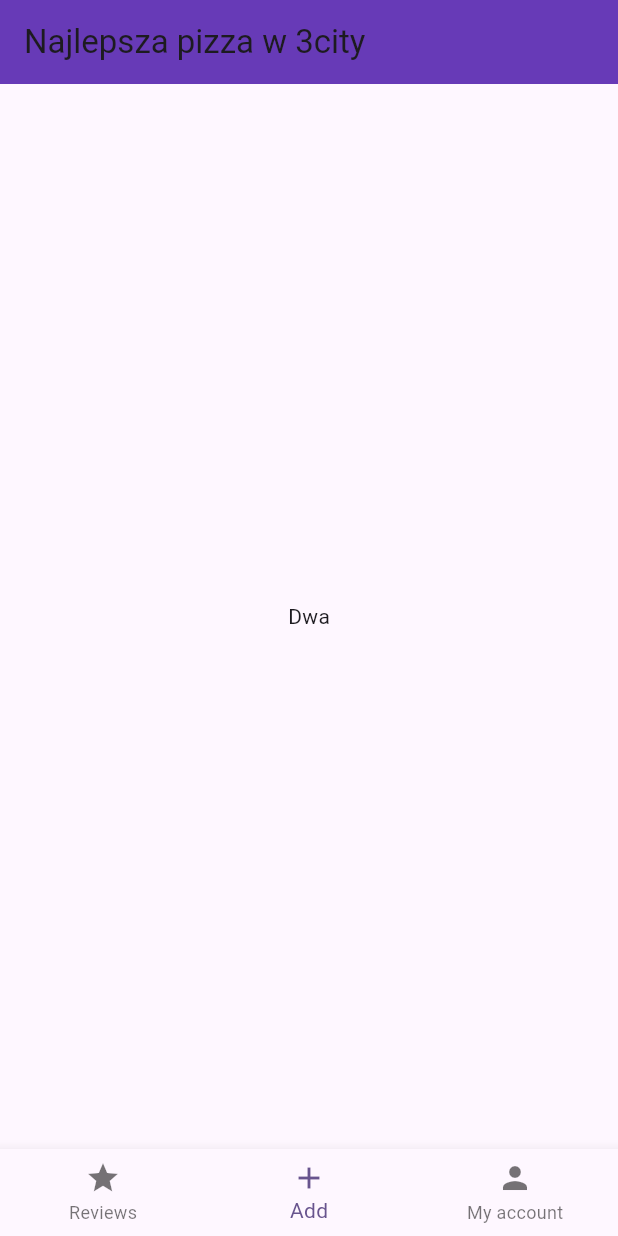
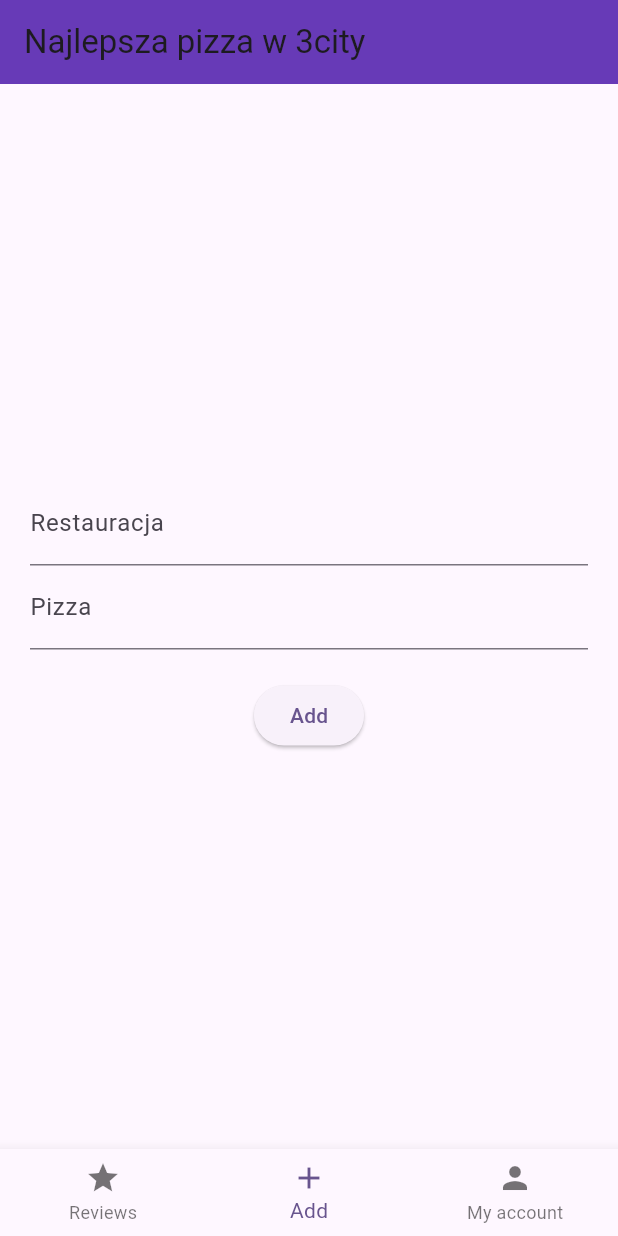
Before and after one commit to lechsebastian/best_pizza_3city, a Flutter app: the screen it shows once a user with an empty profile is signed in, item 2 of the bottom bar chosen, on a phone screen of 412 x 824 dp. Run offline on Flutter 3.47's test engine with Material 2 defaults, Android fonts, the phone set to English and light mode, and no system bars; our stand-ins replace cloud_firestore, firebase_auth, firebase_core; accounts and stored records are empty.

Commit message:
Implement adding restaurants

```diff
--- a/lib/app/home/add_opinion/add_opinion_page_content.dart
+++ b/lib/app/home/add_opinion/add_opinion_page_content.dart
@@ -1,15 +1,62 @@
+import 'package:cloud_firestore/cloud_firestore.dart';
 import 'package:flutter/material.dart';
 
-class AddOpinionPageContent extends StatelessWidget {
+class AddOpinionPageContent extends StatefulWidget {
   const AddOpinionPageContent({
     super.key,
   });
 
   @override
+  State<AddOpinionPageContent> createState() => _AddOpinionPageContentState();
+}
+
+class _AddOpinionPageContentState extends State<AddOpinionPageContent> {
+  var restaurantsName = '';
+  var pizzaName = '';
+
+  @override
   Widget build(BuildContext context) {
-    return const Scaffold(
-      body: Center(
-        child: Text('Dwa'),
+    return Center(
+      child: Padding(
+        padding: const EdgeInsets.all(20.0),
+        child: Column(
+          mainAxisAlignment: MainAxisAlignment.center,
+          children: [
+            TextField(
+              decoration: const InputDecoration(
+                label: Text('Restauracja'),
+              ),
+              onChanged: (value) {
+                setState(() {
+                  restaurantsName = value;
+                });
+              },
+            ),
+            TextField(
+              decoration: const InputDecoration(
+                label: Text('Pizza'),
+              ),
+              onChanged: (value) {
+                setState(() {
+                  pizzaName = value;
+                });
+              },
+            ),
+            const SizedBox(height: 20),
+            ElevatedButton(
+              onPressed: () {
+                FirebaseFirestore.instance.collection('restaurants').add(
+                  {
+                    'name': restaurantsName,
+                    'pizza': pizzaName,
+                    'rating': 7.0,
+                  },
+                );
+              },
+              child: const Text('Add'),
+            ),
+          ],
+        ),
       ),
     );
   }
```
